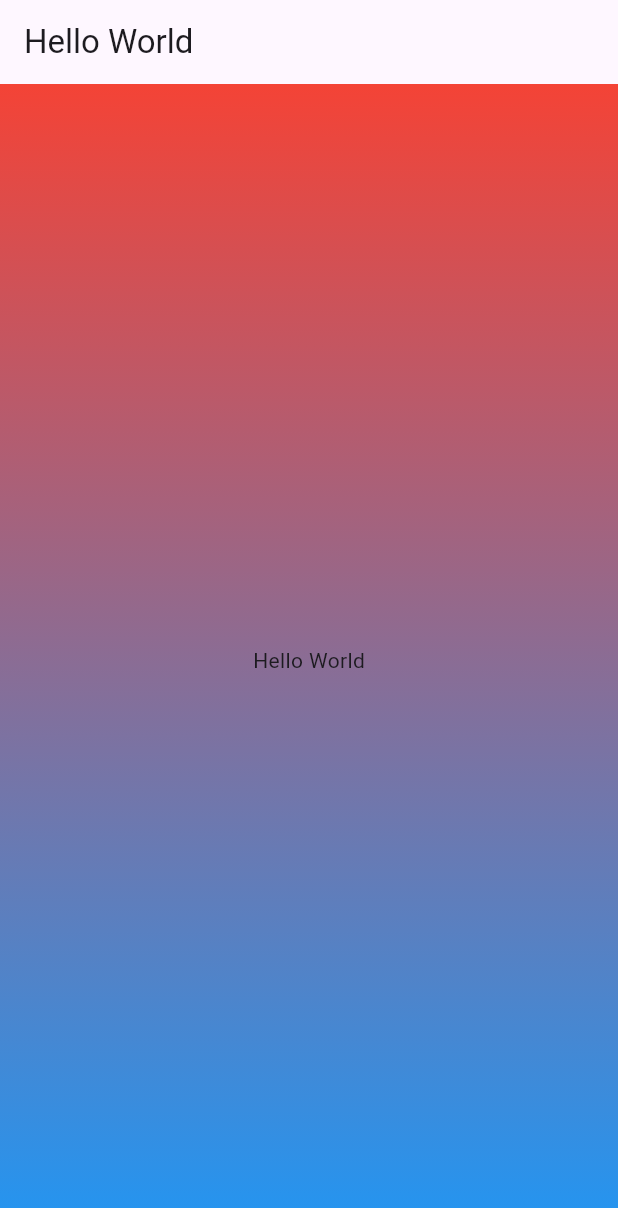
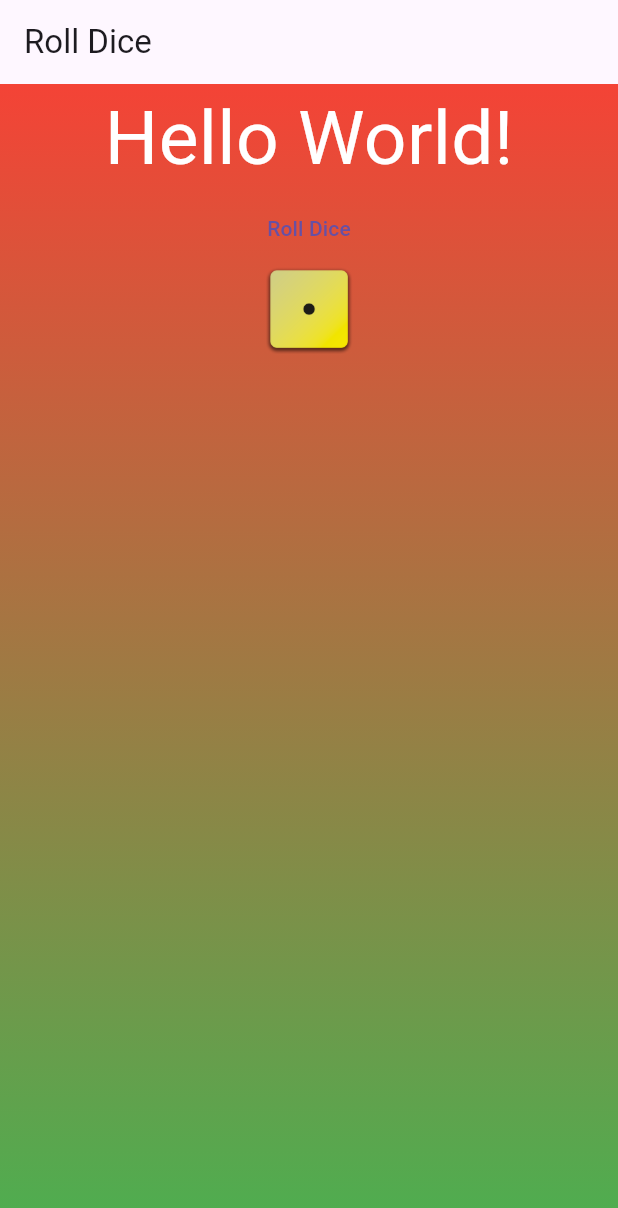
Before and after one commit to ugurgurel/roll_dice, a Flutter app: the screen it shows after launch, on a phone screen of 412 x 824 dp. Shown: the top 1208 px of the screen. Run offline on Flutter 3.47's test engine with Material 3 defaults, Android fonts, the phone set to English and light mode, and no system bars.

```diff
--- /dev/null
+++ b/lib/dice_roller.dart
@@ -0,0 +1,39 @@
+import 'dart:math';
+
+import 'package:flutter/material.dart';
+import 'package:roll_dice/text_container.dart';
+
+class DiceRoller extends StatefulWidget {
+  const DiceRoller({super.key});
+  @override
+  State<DiceRoller> createState() {
+    return _DiceRollerState();
+  }
+}
+
+class _DiceRollerState extends State<DiceRoller> {
+  String activeDiceImage = 'assets/images/dice-1.png';
+  void roll_dice() {
+    Random random = Random();
+    int randomNumber = random.nextInt(6) + 1;
+    print(randomNumber);
+    setState(() {
+      activeDiceImage = 'assets/images/dice-$randomNumber.png';
+    });
+  }
+
+  @override
+  Widget build(BuildContext context) {
+    return Column(
+      children: [
+        const TextContainer('Hello World!'),
+        TextButton(onPressed: roll_dice, child: const Text('Roll Dice')),
+        Image.asset(
+          activeDiceImage,
+          width: 100,
+          height: 60,
+        ),
+      ],
+    );
+  }
+}
--- /dev/null
+++ b/lib/gradient_container.dart
@@ -0,0 +1,24 @@
+import 'package:flutter/material.dart';
+import 'package:roll_dice/dice_roller.dart';
+
+class GradientContainer extends StatelessWidget {
+  const GradientContainer(
+      {super.key, required this.color1, required this.color2});
+  //final List<Color> colors;
+
+  final Color color1;
+  final Color color2;
+
+  @override
+  Widget build(BuildContext context) {
+    return Container(
+        decoration: BoxDecoration(
+          gradient: LinearGradient(
+            begin: Alignment.topCenter,
+            end: Alignment.bottomCenter,
+            colors: [color1, color2], //[Colors.red, Colors.blue],
+          ),
+        ),
+        child: const Center(child: DiceRoller()));
+  }
+}
--- a/lib/main.dart
+++ b/lib/main.dart
@@ -1,26 +1,14 @@
 import 'package:flutter/material.dart';
+import 'package:roll_dice/gradient_container.dart';
 
 void main() {
-  runApp(
-    MaterialApp(
-      home: Scaffold(
-        //backgroundColor: Colors.red,
-        appBar: AppBar(
-          title: const Text('Hello World'),
-        ),
-        body: Container(
-          decoration: const BoxDecoration(
-            gradient: LinearGradient(
-              begin: Alignment.topCenter,
-              end: Alignment.bottomCenter,
-              colors: [Colors.red, Colors.blue],
-            ),
-          ),
-          child: const Center(
-            child: Text('Hello World'),
-          ),
-        ),
+  runApp(MaterialApp(
+    home: Scaffold(
+      //backgroundColor: Colors.red,
+      appBar: AppBar(
+        title: const Text('Roll Dice'),
       ),
+      body: const GradientContainer(color1: Colors.red, color2: Colors.green),
     ),
-  );
+  ));
 }
--- /dev/null
+++ b/lib/text_container.dart
@@ -0,0 +1,14 @@
+import 'package:flutter/material.dart';
+
+class TextContainer extends StatelessWidget {
+  const TextContainer(this.outputText, {super.key});
+
+  final String outputText;
+  @override
+  Widget build(BuildContext context) {
+    return Text(
+      outputText,
+      style: const TextStyle(fontSize: 50, color: Colors.white),
+    );
+  }
+}
```
Also changed, not shown: pubspec.yaml (+8 -4 lines), assets/images/dice-1.png (added), assets/images/dice-2.png (added), assets/images/dice-3.png (added), assets/images/dice-4.png (added), assets/images/dice-5.png (added), assets/images/dice-6.png (added).
